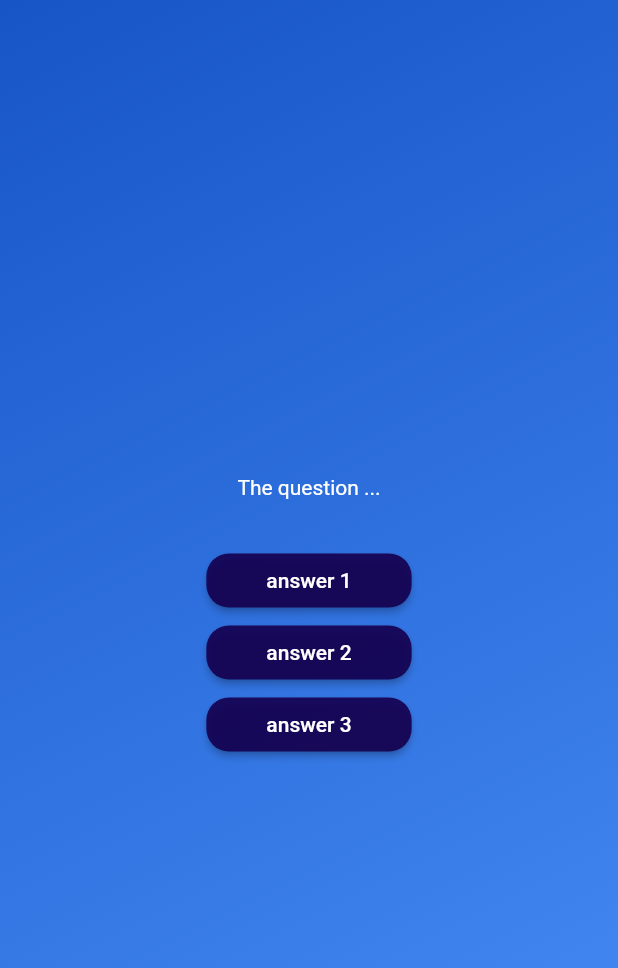
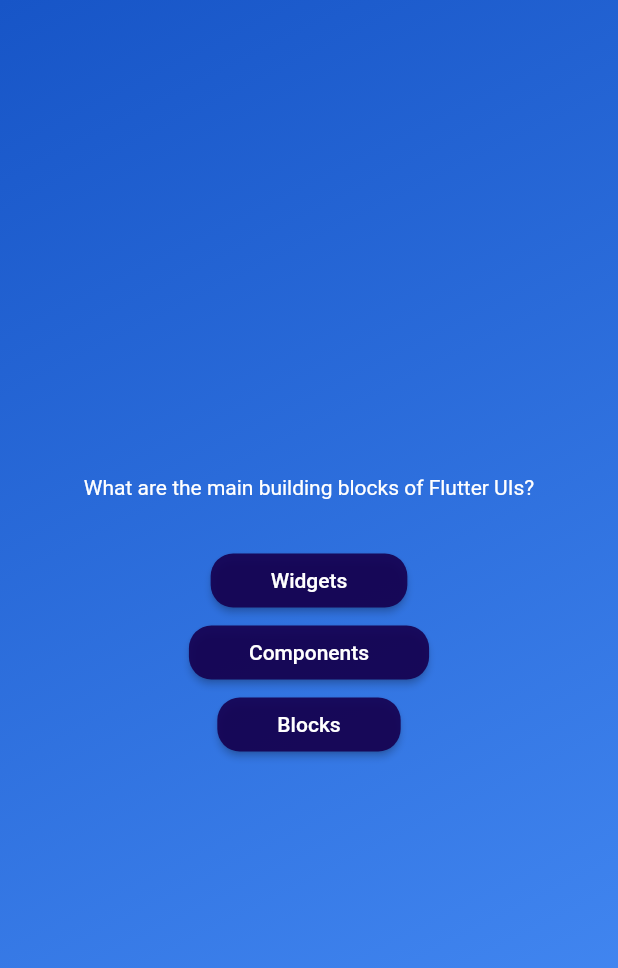
Before and after one commit to omarzouaoui1/QuizApp, a Flutter app: the screen it shows after launch, after a tap on "Start Quiz", on a phone screen of 412 x 824 dp. Shown: the top 968 px of the screen. Run offline on Flutter 3.47's test engine with Material 2 defaults, Android fonts, the phone set to English and light mode, and no system bars.

Commit message:
Rendring only one question

```diff
--- a/flutter_quiz_app/lib/answer_button.dart
+++ b/flutter_quiz_app/lib/answer_button.dart
@@ -16,7 +16,7 @@ class AnswerButton extends StatelessWidget {
       onPressed: () {},
       style: ElevatedButton.styleFrom(
         padding: const EdgeInsets.symmetric(horizontal: 40, vertical: 10),
-        backgroundColor: Color.fromARGB(232, 21, 0, 80),
+        backgroundColor: const Color.fromARGB(232, 21, 0, 80),
         foregroundColor: Colors.white,
         shape: RoundedRectangleBorder(
           borderRadius: BorderRadius.circular(15),
--- a/flutter_quiz_app/lib/questions_screen.dart
+++ b/flutter_quiz_app/lib/questions_screen.dart
@@ -1,5 +1,6 @@
 import 'package:flutter/material.dart';
 import 'package:flutter_quiz_app/answer_button.dart';
+import 'package:flutter_quiz_app/data/questions.dart';
 
 class QuestionsScreen extends StatefulWidget {
   const QuestionsScreen({super.key});
@@ -11,28 +12,29 @@ class QuestionsScreen extends StatefulWidget {
 class _QuestionsScreenState extends State<QuestionsScreen> {
   @override
   Widget build(BuildContext context) {
+    final currentQuestion = questions[0];
     return SizedBox(
       width: double.infinity,
       child: Column(
         mainAxisAlignment: MainAxisAlignment.center,
         children: [
-          const Text(
-            'The question ...',
-            style: TextStyle(color: Colors.white),
+          Text(
+            currentQuestion.text,
+            style: const TextStyle(color: Colors.white),
           ),
           const SizedBox(
             height: 30.0,
           ),
           AnswerButton(
-            answerText: 'answer 1',
+            answerText: currentQuestion.answers[0],
             onTap: () {},
           ),
           AnswerButton(
-            answerText: 'answer 2',
+            answerText: currentQuestion.answers[1],
             onTap: () {},
           ),
           AnswerButton(
-            answerText: 'answer 3',
+            answerText: currentQuestion.answers[2],
             onTap: () {},
           ),
         ],
```
